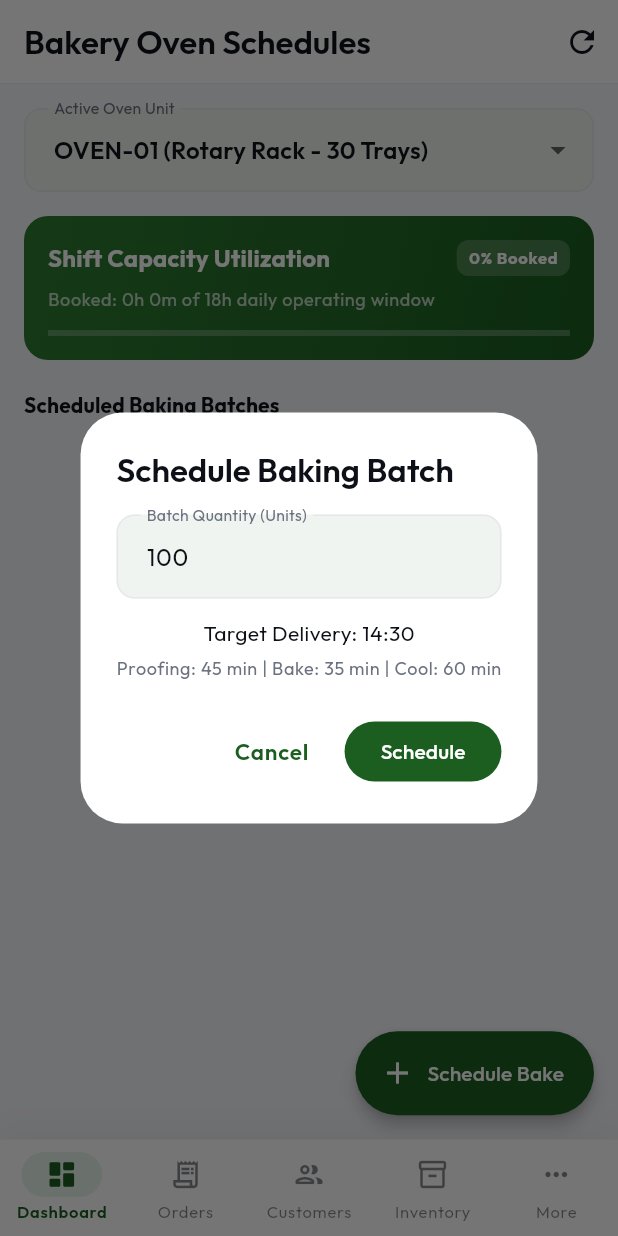
After one commit to Shaik-Abdul-Sammed/SR-Foods, a Flutter app: the OvenScheduleScreen screen opened by its route, after a tap on "Schedule Bake", on a phone screen of 412 x 824 dp. The commit adds this screen. Run offline on Flutter 3.47's test engine with Material 3 defaults, Android fonts, the phone set to English and light mode, and no system bars; our stand-ins replace clock, connectivity_plus, drift, file_picker, fl_chart, flutter_animate and 14 more; missing offline and left inert: encrypt, mobile_scanner, sqlite3; accounts and stored records are empty; generated files the repository leaves out were written again; project files that could hold a hidden picture were left out.

Commit message:
feat(bakery): oven + custom-order screens

```diff
--- a/lib/core/router/app_router.dart
+++ b/lib/core/router/app_router.dart
@@ -38,6 +38,8 @@ import '../../features/orders/presentation/screens/driver_route_screen.dart';
 import '../../features/production/presentation/screens/hygiene_compliance_screen.dart';
 import '../../features/inventory/presentation/screens/raw_materials_screen.dart';
 import '../../features/purchases/presentation/screens/milk_procurement_screen.dart';
+import '../../features/production/presentation/screens/oven_schedule_screen.dart';
+import '../../features/orders/presentation/screens/custom_order_screen.dart';
 import '../widgets/main_shell.dart';
 
 /// App routes
@@ -82,6 +84,8 @@ class AppRoutes {
   static const String driverRoutes = '/driver-routes';
   static const String hygiene = '/hygiene';
   static const String milkProcurement = '/milk-procurement';
+  static const String ovenSchedule = '/oven-schedule';
+  static const String customOrders = '/custom-orders';
 }
 
 final _rootNavigatorKey = GlobalKey<NavigatorState>();
@@ -297,6 +301,14 @@ final routerProvider = Provider<GoRouter>((ref) {
             path: AppRoutes.milkProcurement,
             builder: (context, state) => const MilkProcurementScreen(),
           ),
+          GoRoute(
+            path: AppRoutes.ovenSchedule,
+            builder: (context, state) => const OvenScheduleScreen(),
+          ),
+          GoRoute(
+            path: AppRoutes.customOrders,
+            builder: (context, state) => const CustomOrderScreen(),
+          ),
         ],
       ),
     ],
--- /dev/null
+++ b/lib/features/production/presentation/screens/oven_schedule_screen.dart
@@ -0,0 +1,283 @@
+import 'package:flutter/material.dart';
+import 'package:flutter_riverpod/flutter_riverpod.dart';
+import '../../../../core/database/database_provider.dart';
+import '../../../../core/services/bakery_scheduling_service.dart';
+import '../../../../core/theme/app_colors.dart';
+import '../../../../core/theme/app_text_styles.dart';
+
+class OvenScheduleScreen extends ConsumerStatefulWidget {
+  const OvenScheduleScreen({super.key});
+
+  @override
+  ConsumerState<OvenScheduleScreen> createState() => _OvenScheduleScreenState();
+}
+
+class _OvenScheduleScreenState extends ConsumerState<OvenScheduleScreen> {
+  final _service = const BakerySchedulingService();
+  String _selectedOven = 'OVEN-01';
+  DateTime _selectedDate = DateTime.now();
+  List<Map<String, dynamic>> _schedules = [];
+  OvenCapacityResult? _capacity;
+  bool _isLoading = false;
+
+  @override
+  void initState() {
+    super.initState();
+    _loadSchedules();
+  }
+
+  Future<void> _loadSchedules() async {
+    setState(() => _isLoading = true);
+    try {
+      final db = ref.read(databaseProvider);
+      final cap = await _service.ovenCapacityCheck(
+        db: db,
+        ovenId: _selectedOven,
+        date: _selectedDate,
+      );
+
+      final rows = await db.customSelect(
+        'SELECT os.*, p.name as product_name '
+        'FROM oven_schedules os '
+        'LEFT JOIN products p ON p.id = os.product_id '
+        'WHERE os.oven_id = ? '
+        'ORDER BY os.scheduled_start ASC',
+        variables: [Variable.withString(_selectedOven)],
+      ).get();
+
+      if (mounted) {
+        setState(() {
+          _capacity = cap;
+          _schedules = rows.map((r) => r.data).toList();
+        });
+      }
+    } catch (_) {
+    } finally {
+      if (mounted) setState(() => _isLoading = false);
+    }
+  }
+
+  Future<void> _showScheduleDialog() async {
+    final qtyCtrl = TextEditingController(text: '100');
+    int selectedProduct = 1;
+    final delivery = DateTime.now().add(const Duration(hours: 4));
+
+    await showDialog(
+      context: context,
+      builder: (ctx) => AlertDialog(
+        title: const Text('Schedule Baking Batch'),
+        content: Column(
+          mainAxisSize: MainAxisSize.min,
+          children: [
+            TextField(
+              controller: qtyCtrl,
+              keyboardType: TextInputType.number,
+              decoration: const InputDecoration(labelText: 'Batch Quantity (Units)'),
+            ),
+            const SizedBox(height: 12),
+            Text(
+              'Target Delivery: ${delivery.hour.toString().padLeft(2, '0')}:${delivery.minute.toString().padLeft(2, '0')}',
+              style: AppTextStyles.bodyMedium,
+            ),
+            const SizedBox(height: 6),
+            Text(
+              'Proofing: 45 min | Bake: 35 min | Cool: 60 min',
+              style: AppTextStyles.bodySmall.copyWith(color: AppColors.textSecondary),
+            ),
+          ],
+        ),
+        actions: [
+          TextButton(
+            onPressed: () => Navigator.of(ctx).pop(),
+            child: const Text('Cancel'),
+          ),
+          FilledButton(
+            onPressed: () async {
+              Navigator.of(ctx).pop();
+              try {
+                final db = ref.read(databaseProvider);
+                await _service.scheduleBatch(
+                  db: db,
+                  productId: selectedProduct,
+                  quantity: int.tryParse(qtyCtrl.text) ?? 100,
+                  deliveryDate: delivery,
+                  ovenId: _selectedOven,
+                );
+                _loadSchedules();
+                if (mounted) {
+                  ScaffoldMessenger.of(context).showSnackBar(
+                    const SnackBar(content: Text('Baking batch scheduled successfully!')),
+                  );
+                }
+              } catch (e) {
+                if (mounted) {
+                  ScaffoldMessenger.of(context).showSnackBar(
+                    SnackBar(content: Text('Error: $e'), backgroundColor: AppColors.error),
+                  );
+                }
+              }
+            },
+            child: const Text('Schedule'),
+          ),
+        ],
+      ),
+    );
+  }
+
+  @override
+  Widget build(BuildContext context) {
+    final totalBooked = _capacity?.totalBookedMinutes ?? 0;
+    final utilizationPct = ((totalBooked / (18 * 60)) * 100).clamp(0, 100).toInt();
+
+    return Scaffold(
+      appBar: AppBar(
+        title: const Text('Bakery Oven Schedules'),
+        actions: [
+          IconButton(
+            icon: const Icon(Icons.refresh),
+            onPressed: _loadSchedules,
+          ),
+        ],
+      ),
+      floatingActionButton: FloatingActionButton.extended(
+        onPressed: _showScheduleDialog,
+        icon: const Icon(Icons.add),
+        label: const Text('Schedule Bake'),
+      ),
+      body: SingleChildScrollView(
+        padding: const EdgeInsets.all(16),
+        child: Column(
+          crossAxisAlignment: CrossAxisAlignment.start,
+          children: [
+            // Oven Selector
+            Row(
+              children: [
+                Expanded(
+                  child: DropdownButtonFormField<String>(
+                    initialValue: _selectedOven,
+                    decoration: const InputDecoration(labelText: 'Active Oven Unit'),
+                    items: const [
+                      DropdownMenuItem(value: 'OVEN-01', child: Text('OVEN-01 (Rotary Rack - 30 Trays)')),
+                      DropdownMenuItem(value: 'OVEN-02', child: Text('OVEN-02 (Stone Hearth Deck - 3 Decks)')),
+                      DropdownMenuItem(value: 'OVEN-03', child: Text('OVEN-03 (High-Speed Convection)')),
+                    ],
+                    onChanged: (val) {
+                      if (val != null) {
+                        setState(() => _selectedOven = val);
+                        _loadSchedules();
+                      }
+                    },
+                  ),
+                ),
+              ],
+            ),
+            const SizedBox(height: 16),
+
+            // Capacity & Utilization Card
+            Container(
+              padding: const EdgeInsets.all(16),
+              decoration: BoxDecoration(
+                gradient: AppColors.primaryGradient,
+                borderRadius: BorderRadius.circular(16),
+              ),
+              child: Column(
+                crossAxisAlignment: CrossAxisAlignment.start,
+                children: [
+                  Row(
+                    mainAxisAlignment: MainAxisAlignment.spaceBetween,
+                    children: [
+                      Text(
+                        'Shift Capacity Utilization',
+                        style: AppTextStyles.titleMedium.copyWith(color: Colors.white, fontWeight: FontWeight.bold),
+                      ),
+                      Container(
+                        padding: const EdgeInsets.symmetric(horizontal: 8, vertical: 4),
+                        decoration: BoxDecoration(
+                          color: Colors.white.withValues(alpha: 0.2),
+                          borderRadius: BorderRadius.circular(8),
+                        ),
+                        child: Text(
+                          '$utilizationPct% Booked',
+                          style: AppTextStyles.labelSmall.copyWith(color: Colors.white, fontWeight: FontWeight.bold),
+                        ),
+                      ),
+                    ],
+                  ),
+                  const SizedBox(height: 8),
+                  Text(
+                    'Booked: ${totalBooked ~/ 60}h ${totalBooked % 60}m of 18h daily operating window',
+                    style: AppTextStyles.bodySmall.copyWith(color: Colors.white70),
+                  ),
+                  const SizedBox(height: 12),
+                  LinearProgressIndicator(
+                    value: utilizationPct / 100.0,
+                    backgroundColor: Colors.white24,
+                    valueColor: const AlwaysStoppedAnimation<Color>(AppColors.accent),
+                  ),
+                ],
+              ),
+            ),
+            const SizedBox(height: 20),
+
+            // Schedules List
+            Text('Scheduled Baking Batches', style: AppTextStyles.titleSmall.copyWith(fontWeight: FontWeight.bold)),
+            const SizedBox(height: 10),
+            if (_isLoading)
+              const Center(child: Padding(padding: EdgeInsets.all(24), child: CircularProgressIndicator()))
+            else if (_schedules.isEmpty)
+              Container(
+                padding: const EdgeInsets.all(24),
+                alignment: Alignment.center,
+                child: Text(
+                  'No batches scheduled for $_selectedOven today.\nTap "+ Schedule Bake" to reserve oven time.',
+                  textAlign: TextAlign.center,
+                  style: AppTextStyles.bodyMedium.copyWith(color: AppColors.textSecondary),
+                ),
+              )
+            else
+              ListView.separated(
+                shrinkWrap: true,
+                physics: const NeverScrollableScrollPhysics(),
+                itemCount: _schedules.length,
+                separatorBuilder: (_, __) => const SizedBox(height: 8),
+                itemBuilder: (ctx, i) {
+                  final item = _schedules[i];
+                  final pName = item['product_name'] ?? 'Bakery Batch #${item['id']}';
+                  final qty = item['quantity'];
+                  final start = DateTime.tryParse(item['scheduled_start'] ?? '') ?? DateTime.now();
+                  final end = DateTime.tryParse(item['scheduled_end'] ?? '') ?? DateTime.now();
+                  final status = item['status'] ?? 'scheduled';
+
+                  return Card(
+                    shape: RoundedRectangleBorder(borderRadius: BorderRadius.circular(12)),
+                    child: ListTile(
+                      leading: Container(
+                        padding: const EdgeInsets.all(8),
+                        decoration: BoxDecoration(
+                          color: const Color(0xFFE65100).withValues(alpha: 0.12),
+                          borderRadius: BorderRadius.circular(8),
+                        ),
+                        child: const Icon(Icons.bakery_dining_rounded, color: Color(0xFFE65100)),
+                      ),
+                      title: Text(pName.toString(), style: AppTextStyles.titleSmall.copyWith(fontWeight: FontWeight.bold)),
+                      subtitle: Text(
+                        'Time: ${start.hour.toString().padLeft(2, '0')}:${start.minute.toString().padLeft(2, '0')} - '
+                        '${end.hour.toString().padLeft(2, '0')}:${end.minute.toString().padLeft(2, '0')} | Qty: $qty',
+                        style: AppTextStyles.bodySmall,
+                      ),
+                      trailing: Chip(
+                        label: Text(status.toString().toUpperCase()),
+                        backgroundColor: status == 'completed'
+                            ? AppColors.success.withValues(alpha: 0.15)
+                            : AppColors.primary.withValues(alpha: 0.15),
+                      ),
+                    ),
+                  );
+                },
+              ),
+          ],
+        ),
+      ),
+    );
+  }
+}
--- a/lib/features/settings/presentation/screens/settings_screen.dart
+++ b/lib/features/settings/presentation/screens/settings_screen.dart
@@ -69,6 +69,10 @@ class SettingsScreen extends ConsumerWidget {
               _tile(context, 'Raw Materials & BOM', Icons.grain_rounded, () => context.push(AppRoutes.rawMaterials), color: const Color(0xFFE65100)),
               if (ref.watch(verticalScopeProvider).isEnabled(Vertical.dairy))
                 _tile(context, 'Milk Procurement Intake', Icons.water_drop_outlined, () => context.push(AppRoutes.milkProcurement), color: const Color(0xFF00897B)),
+              if (ref.watch(verticalScopeProvider).isEnabled(Vertical.bakery)) ...[
+                _tile(context, 'Bakery Oven Schedules', Icons.bakery_dining_rounded, () => context.push(AppRoutes.ovenSchedule), color: const Color(0xFFE65100)),
+                _tile(context, 'Custom Cake Orders', Icons.cake_outlined, () => context.push(AppRoutes.customOrders), color: const Color(0xFFD81B60)),
+              ],
               _tile(context, 'FSSAI Food Safety Audit', Icons.verified_user_rounded, () => context.push(AppRoutes.hygiene), color: const Color(0xFF2E7D32)),
               _tile(context, 'Inventory', Icons.warehouse_outlined, () => context.go(AppRoutes.inventory), color: const Color(0xFF0277BD)),
               _tile(context, 'Billing', Icons.receipt_long_outlined, () => context.go(AppRoutes.billing), color: AppColors.success),
```
Also changed, not shown: lib/features/orders/presentation/screens/custom_order_screen.dart (added, +366 -0 lines).
